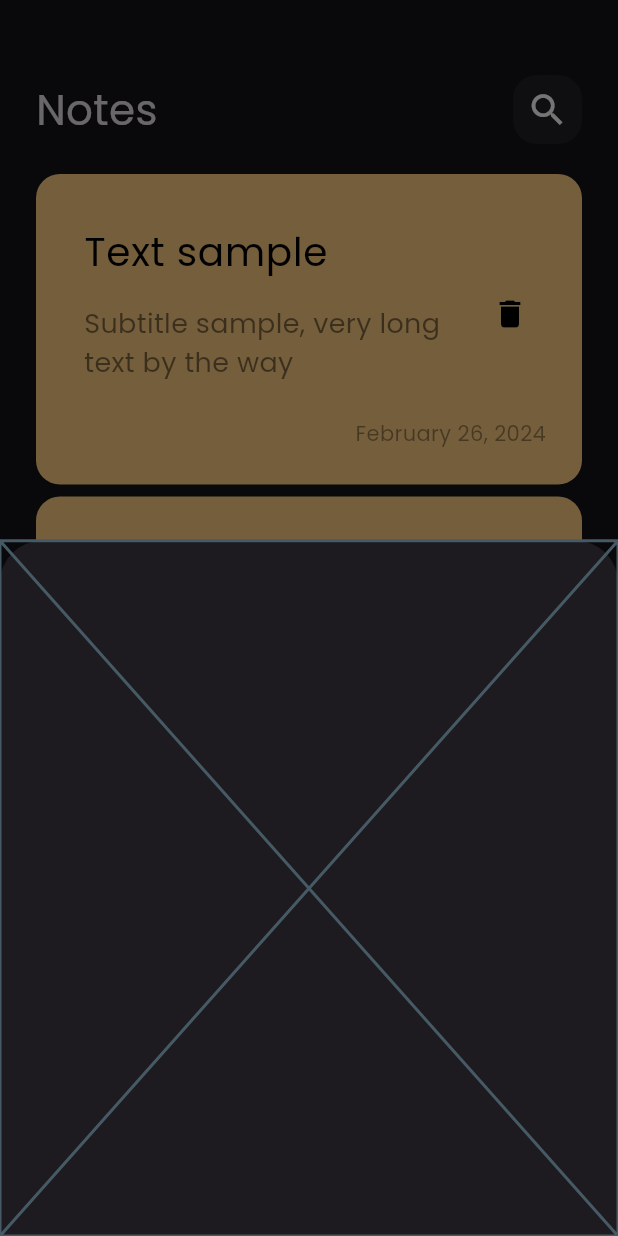
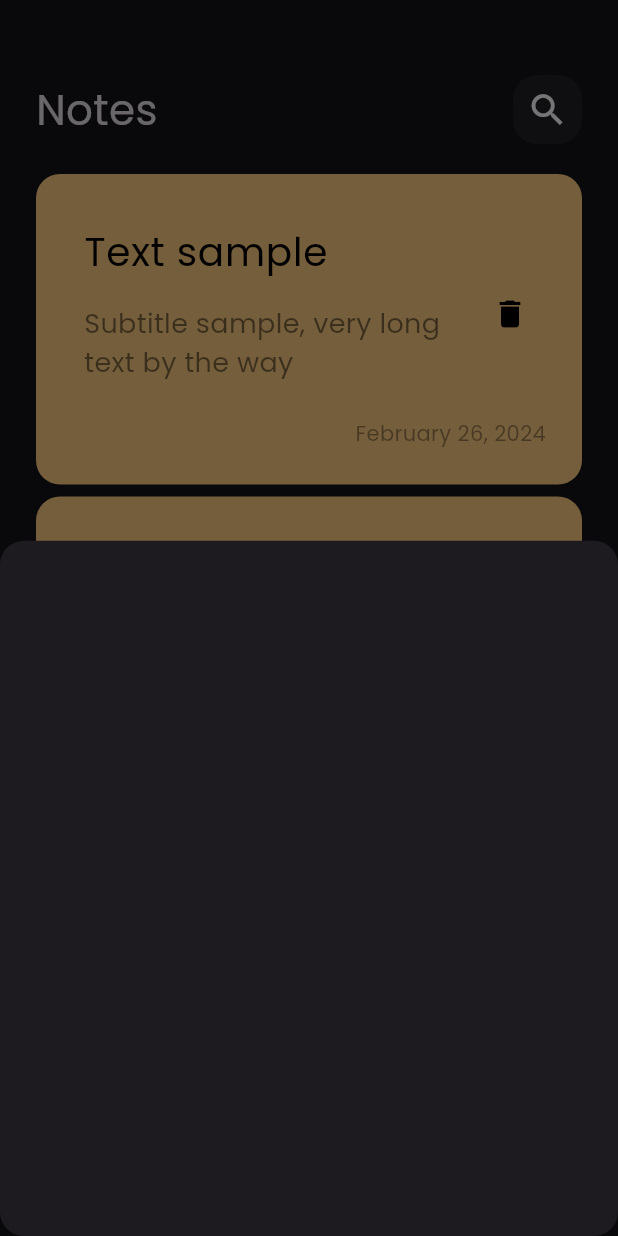
Before and after one commit to Stuard256/notes, a Flutter app: the screen it shows after launch, after a tap on the "add" icon, on a phone screen of 412 x 824 dp. Run offline on Flutter 3.47's test engine with Material 3 defaults, Android fonts, the phone set to English and light mode, and no system bars.

Commit message:
add border radius to bottom sheet

```diff
--- a/lib/views/notes_view.dart
+++ b/lib/views/notes_view.dart
@@ -10,9 +10,14 @@ class NotesView extends StatelessWidget {
     return Scaffold(
       floatingActionButton: FloatingActionButton(
         onPressed: () {
-          showModalBottomSheet(context: context, builder: (context){
-            return const AddNoteBottomSheet();
-          });
+          showModalBottomSheet(
+              shape: RoundedRectangleBorder(
+                borderRadius: BorderRadius.circular(16),
+              ),
+              context: context,
+              builder: (context) {
+                return const AddNoteBottomSheet();
+              });
         },
         child: Icon(Icons.add),
       ),
--- a/lib/views/widgets/add_note_bottom_sheet.dart
+++ b/lib/views/widgets/add_note_bottom_sheet.dart
@@ -5,6 +5,6 @@ class AddNoteBottomSheet extends StatelessWidget {
 
   @override
   Widget build(BuildContext context) {
-    return const Placeholder();
+    return Container();
   }
 }
```
